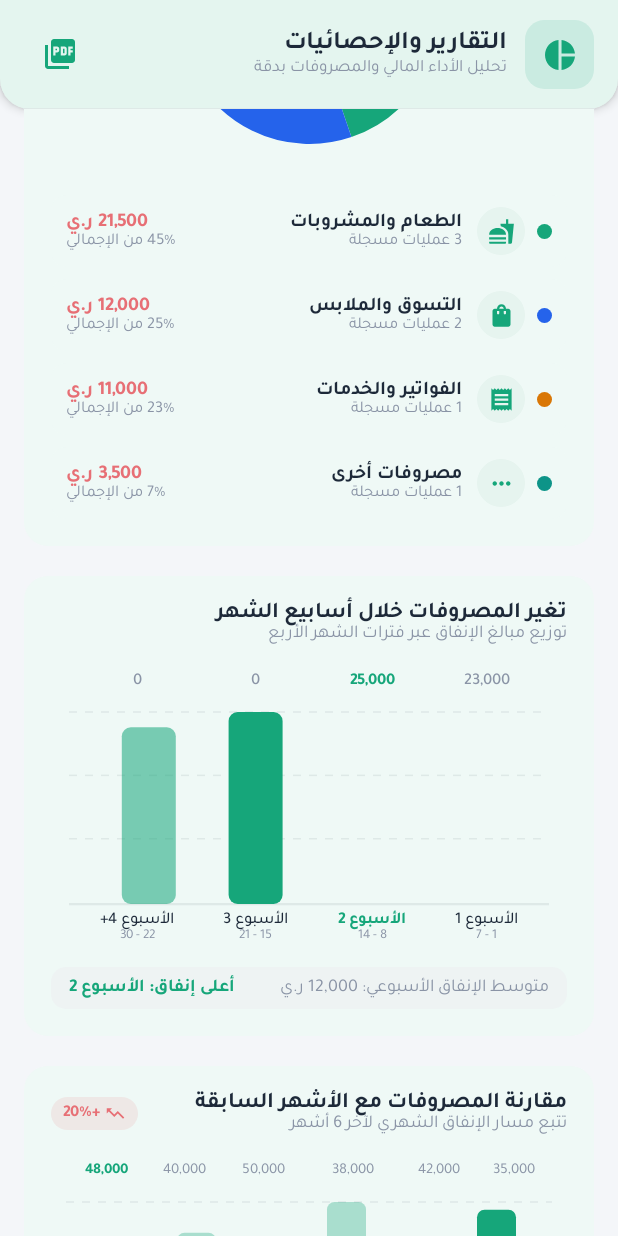
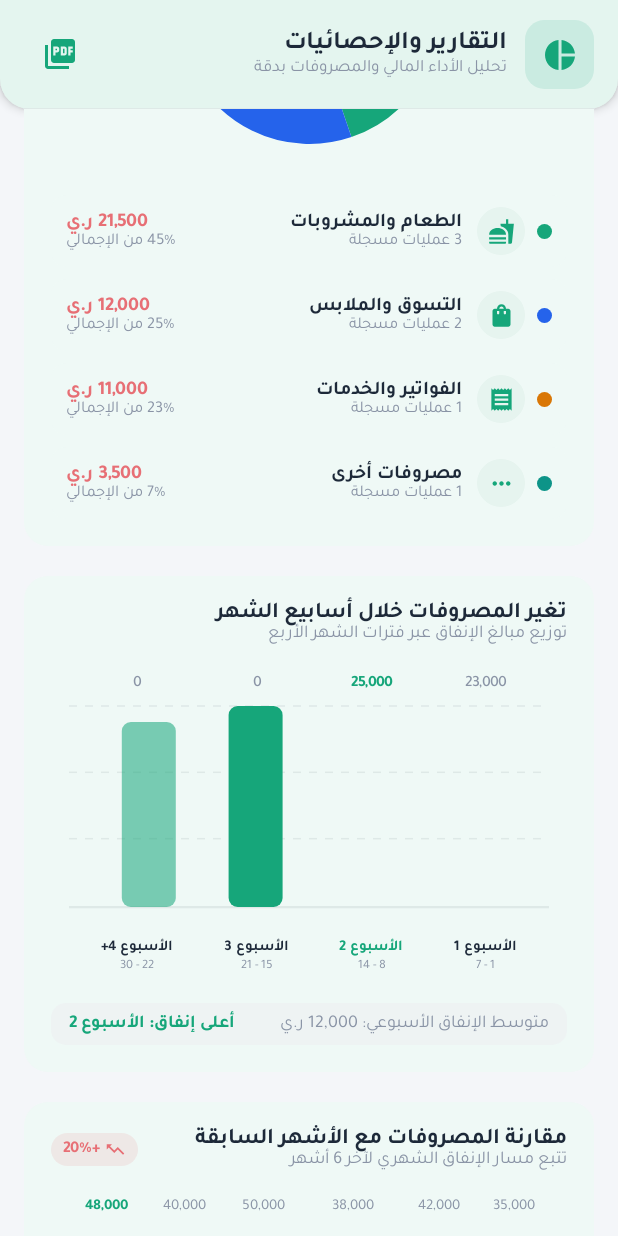
Before and after one commit to mahyobhakeem/Masroof, an Android app built with Jetpack Compose: the @Preview function ReportsScreenLightPreview, scrolled down 525 dp, on a phone screen of 412 x 824 dp. Run offline under Robolectric (Android 15) with nearby library versions, the phone set to English and light mode, and no system bars.

Commit message:
fix(v1.1.0): compact category dropdown, auto user name in pdf export, fix weekly chart label spacing, update about app and privacy policy

```diff
--- a/app/src/main/kotlin/com/masroofi/app/presentation/screens/reports/ReportsScreen.kt
+++ b/app/src/main/kotlin/com/masroofi/app/presentation/screens/reports/ReportsScreen.kt
@@ -97,15 +97,9 @@ fun ReportsScreen(
 
     if (isPdfDialogOpen) {
         PdfExportDialog(
-            initialOwnerName = pdfOwnerName,
             onDismiss = { isPdfDialogOpen = false },
-            onConfirmExport = { periodMode, specificDate, customStart, customEnd, typeFilter, ownerName ->
+            onConfirmExport = { periodMode, specificDate, customStart, customEnd, typeFilter ->
                 isPdfDialogOpen = false
-                if (ownerName.isNotBlank()) {
-                    coroutineScope.launch {
-                        preferencesManager.setPdfOwnerName(ownerName)
-                    }
-                }
                 viewModel.exportPdfReport(
                     context = context,
                     periodMode = periodMode,
@@ -114,7 +108,6 @@ fun ReportsScreen(
                     customEndDate = customEnd,
                     typeFilter = typeFilter,
                     currencySymbol = activeCurrency.symbolArabic,
-                    ownerName = ownerName,
                     onSuccess = { file -> generatedPdf = file }
                 )
             }
@@ -986,13 +979,13 @@ private fun WeeklySpendingBarChartCard(
             Box(
                 modifier = Modifier
                     .fillMaxWidth()
-                    .height(180.dp)
+                    .height(204.dp)
             ) {
                 // رسم الخطوط الإرشادية وقضبان الأعمدة عبر Canvas
                 Canvas(
                     modifier = Modifier
                         .fillMaxSize()
-                        .padding(horizontal = 12.dp, vertical = 26.dp)
+                        .padding(start = 12.dp, end = 12.dp, top = 22.dp, bottom = 48.dp)
                 ) {
                     val canvasWidth = size.width
                     val canvasHeight = size.height
@@ -1059,21 +1052,28 @@ private fun WeeklySpendingBarChartCard(
                                 style = MaterialTheme.typography.bodySmall,
                                 fontWeight = if (isPeak) FontWeight.Bold else FontWeight.Medium,
                                 color = if (isPeak) primaryColor else TextSecondary,
-                                fontSize = 11.sp
+                                fontSize = 10.5.sp,
+                                modifier = Modifier.padding(top = 2.dp)
                             )
-                            Column(horizontalAlignment = Alignment.CenterHorizontally) {
+                            Column(
+                                horizontalAlignment = Alignment.CenterHorizontally,
+                                verticalArrangement = Arrangement.spacedBy(3.dp),
+                                modifier = Modifier.padding(bottom = 4.dp)
+                            ) {
                                 Text(
                                     text = item.periodName,
-                                    style = MaterialTheme.typography.bodySmall,
-                                    fontWeight = if (isPeak) FontWeight.Bold else FontWeight.Medium,
+                                    style = MaterialTheme.typography.labelMedium,
+                                    fontWeight = if (isPeak) FontWeight.Bold else FontWeight.SemiBold,
                                     color = if (isPeak) primaryColor else MaterialTheme.colorScheme.onSurface,
-                                    fontSize = 11.sp
+                                    fontSize = 10.sp,
+                                    maxLines = 1
                                 )
                                 Text(
                                     text = item.daysLabel,
                                     style = MaterialTheme.typography.labelSmall,
                                     color = TextSecondary,
-                                    fontSize = 9.sp
+                                    fontSize = 8.5.sp,
+                                    maxLines = 1
                                 )
                             }
                         }
--- a/app/src/main/kotlin/com/masroofi/app/presentation/screens/reports/ReportsViewModel.kt
+++ b/app/src/main/kotlin/com/masroofi/app/presentation/screens/reports/ReportsViewModel.kt
@@ -256,7 +256,7 @@ class ReportsViewModel(
         customEndDate: LocalDate?,
         typeFilter: TransactionTypeFilter,
         currencySymbol: String,
-        ownerName: String = "",
+        ownerName: String? = null,
         onSuccess: (File) -> Unit
     ) {
         if (isExportingPdf) return
@@ -312,7 +312,7 @@ class ReportsViewModel(
                     periodTitle = periodLabel,
                     currencySymbol = currencySymbol,
                     reportTitle = "تقرير العمليات المالية ($periodLabel)",
-                    userName = ownerName
+                    userName = ownerName?.ifBlank { null }
                 )
 
                 try {
--- a/app/src/main/kotlin/com/masroofi/app/presentation/screens/settings/SettingsScreen.kt
+++ b/app/src/main/kotlin/com/masroofi/app/presentation/screens/settings/SettingsScreen.kt
@@ -146,9 +146,8 @@ fun SettingsScreen(
     val activeCurrency = LocalAppCurrency.current
     if (uiState.isPdfExportDialogOpen) {
         PdfExportDialog(
-            initialOwnerName = uiState.pdfOwnerName.ifBlank { uiState.currentUser?.displayName ?: "" },
             onDismiss = { viewModel.closePdfExportDialog() },
-            onConfirmExport = { periodMode, specificDate, customStart, customEnd, typeFilter, ownerName ->
+            onConfirmExport = { periodMode, specificDate, customStart, customEnd, typeFilter ->
                 viewModel.exportPdfReport(
                     context = context,
                     periodMode = periodMode,
@@ -156,8 +155,7 @@ fun SettingsScreen(
                     customStartDate = customStart,
                     customEndDate = customEnd,
                     typeFilter = typeFilter,
-                    currencySymbol = activeCurrency.symbolArabic,
-                    ownerName = ownerName
+                    currencySymbol = activeCurrency.symbolArabic
                 )
             }
         )
```
Also changed, not shown: app/src/main/kotlin/com/masroofi/app/presentation/components/CloudBackupComponents.kt (+10 -5 lines), app/src/main/kotlin/com/masroofi/app/presentation/components/PdfExportDialog.kt (+2 -27 lines), app/src/main/kotlin/com/masroofi/app/presentation/screens/settings/AboutAppDialog.kt (+34 -23 lines), app/src/main/kotlin/com/masroofi/app/presentation/screens/settings/SettingsViewModel.kt (+5 -7 lines), app/src/main/kotlin/com/masroofi/app/presentation/screens/transactions/TransactionsHistoryScreen.kt (+6 -2 lines), app/src/main/kotlin/com/masroofi/app/utils/PdfReportExporter.kt (+25 -3 lines), 5 other files.
